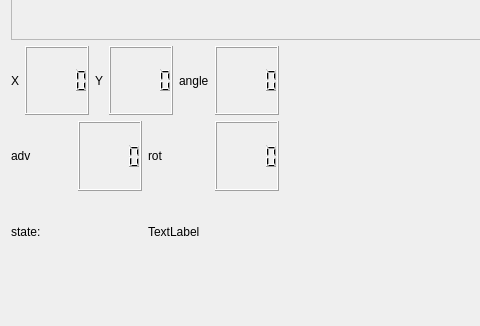
Above: multiroom/src/mainUI.ui from XeihtT/Robotica-25-26 before the change; both pictures show x 0 to 480 and y 271 to 597 of the 1224 by 773 pixel window. Below: the same form after it.
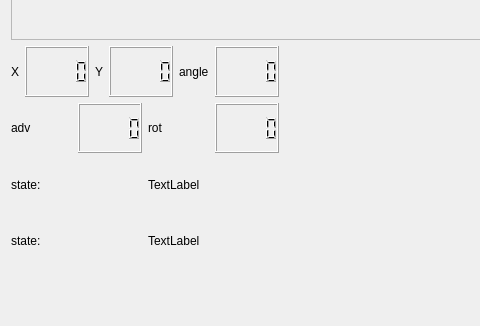
That is the form after the change.

Commit message: Commit con la interfaz funcionando bien, solo falta que se muestre lo que ve la cámara

Patch:
```diff
--- a/multiroom/src/mainUI.ui
+++ b/multiroom/src/mainUI.ui
@@ -65,9 +65,9 @@
       </layout>
      </item>
      <item>
-      <layout class="QHBoxLayout" name="horizontalLayout_9">
+      <layout class="QHBoxLayout" name="horizontalLayout_11">
        <item>
-        <layout class="QHBoxLayout" name="horizontalLayout_18">
+        <layout class="QHBoxLayout" name="horizontalLayout_10">
          <item>
           <layout class="QVBoxLayout" name="verticalLayout">
            <item>
@@ -184,6 +184,24 @@
              </item>
             </layout>
            </item>
+           <item>
+            <layout class="QHBoxLayout" name="horizontalLayout_9">
+             <item>
+              <widget class="QLabel" name="label_state_name_2">
+               <property name="text">
+                <string>state:</string>
+               </property>
+              </widget>
+             </item>
+             <item>
+              <widget class="QLabel" name="label_state_2">
+               <property name="text">
+                <string>TextLabel</string>
+               </property>
+              </widget>
+             </item>
+            </layout>
+           </item>
           </layout>
          </item>
          <item>
```
Left out of the diff: 2 changed lines with no effect on the pictures. The commit also changes 1 other file.
